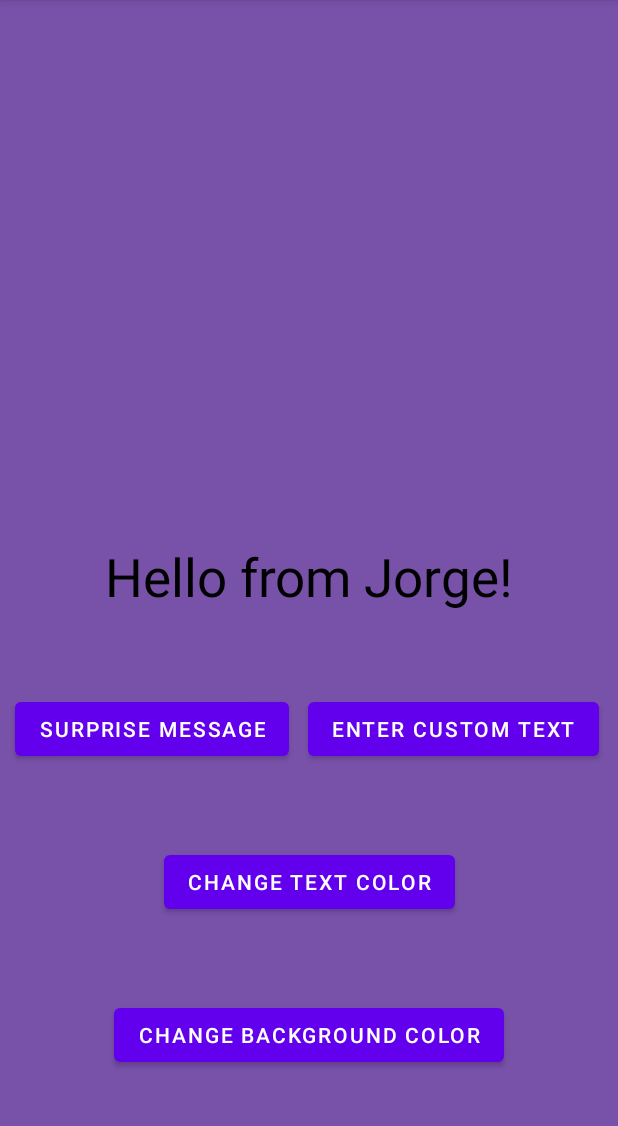
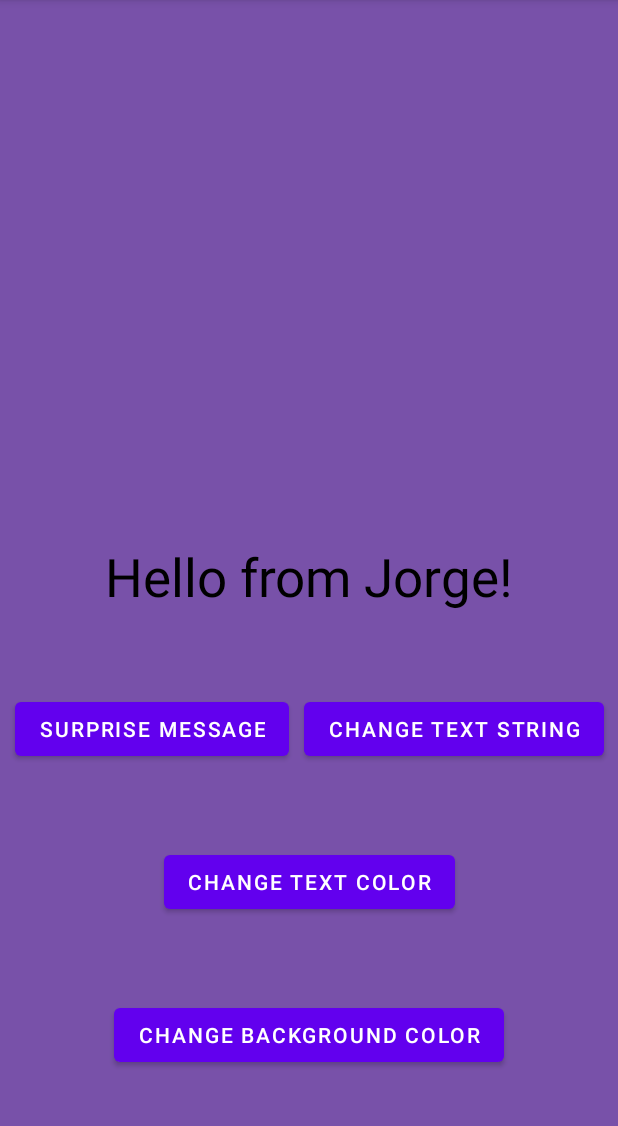
Before and after one commit to Jmdiaz1998/Codepath-Prework, an Android app: the screen it shows after launch (MainActivity), on a phone screen of 412 x 824 dp, the part 84-1210 px from its top. Run offline under Robolectric (Android 15) with nearby library versions, the phone set to English and light mode, and no system bars.

Commit message:
Updated Readme, Removed custom text visibility on enter key

```diff
--- a/MyFirstAppHelloWorld/app/src/main/java/com/example/myfirstapp_helloworld/MainActivity.kt
+++ b/MyFirstAppHelloWorld/app/src/main/java/com/example/myfirstapp_helloworld/MainActivity.kt
@@ -89,9 +89,12 @@ class MainActivity : AppCompatActivity() {
             // sets key listener to enter button
         editText.setOnKeyListener(View.OnKeyListener { _, keycode, event ->
             if (event.action == KeyEvent.ACTION_DOWN && keycode == KeyEvent.KEYCODE_ENTER) {
+                // Returns custom text to messageTextView
                 messageTextView.text = editText.text
+
+                // Hides custom text
+                findViewById<EditText>(R.id.custom_text_entry).visibility = View.GONE
                 return@OnKeyListener true
-                // Returns custom text to messageTextView
             }
             false
         })
--- a/MyFirstAppHelloWorld/app/src/main/res/layout/activity_main.xml
+++ b/MyFirstAppHelloWorld/app/src/main/res/layout/activity_main.xml
@@ -56,7 +56,7 @@
         android:id="@+id/enter_custom_text_button"
         android:layout_width="wrap_content"
         android:layout_height="wrap_content"
-        android:text="Enter Custom Text"
+        android:text="Change text string"
         app:layout_constraintBottom_toTopOf="@+id/change_text_color_button"
         app:layout_constraintEnd_toEndOf="parent"
         app:layout_constraintStart_toEndOf="@id/change_text_button"
```
Also changed, not shown: 1 other file.
